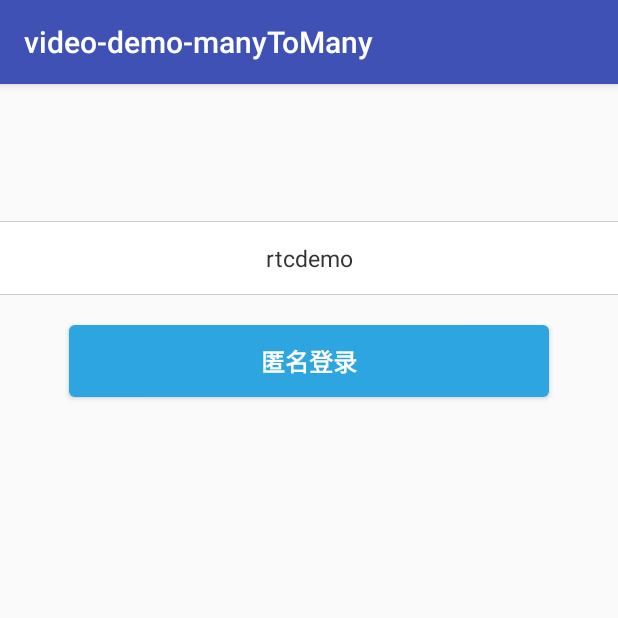
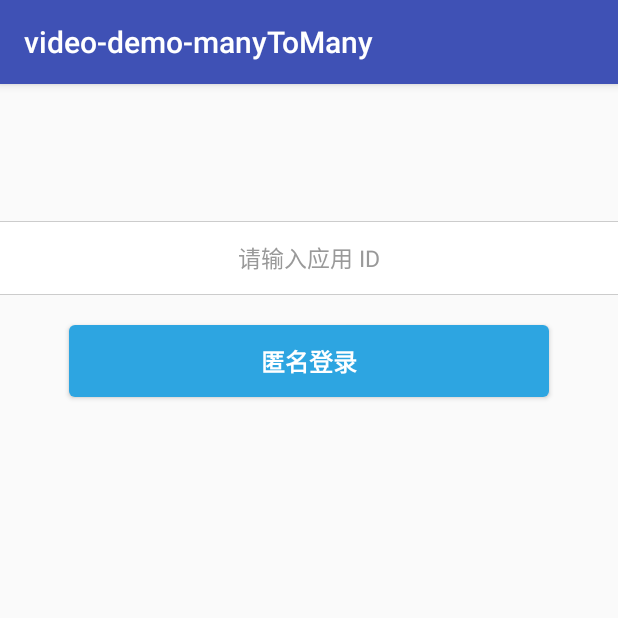
Before and after one commit to WildDogTeam/video-demo-android-conference, an Android app: the screen it shows after launch (MainActivity), on a phone screen of 412 x 824 dp, the top half of it. Run offline under Robolectric (Android 15) with nearby library versions, the phone set to English and light mode, and no system bars; our stand-ins replace ButterKnife; libraries missing offline, so code that uses them is left out: com.wilddog.wilddogauth.

Commit message:
delete activity_main.xml appid

```diff
--- a/app/src/main/res/layout/activity_main.xml
+++ b/app/src/main/res/layout/activity_main.xml
@@ -29,7 +29,7 @@
         android:imeActionLabel="@string/action_sign_in_short"
         android:imeOptions="actionUnspecified"
         android:inputType="text"
-        android:text="rtcdemo"
+        android:text=""
 
         />
 
```
